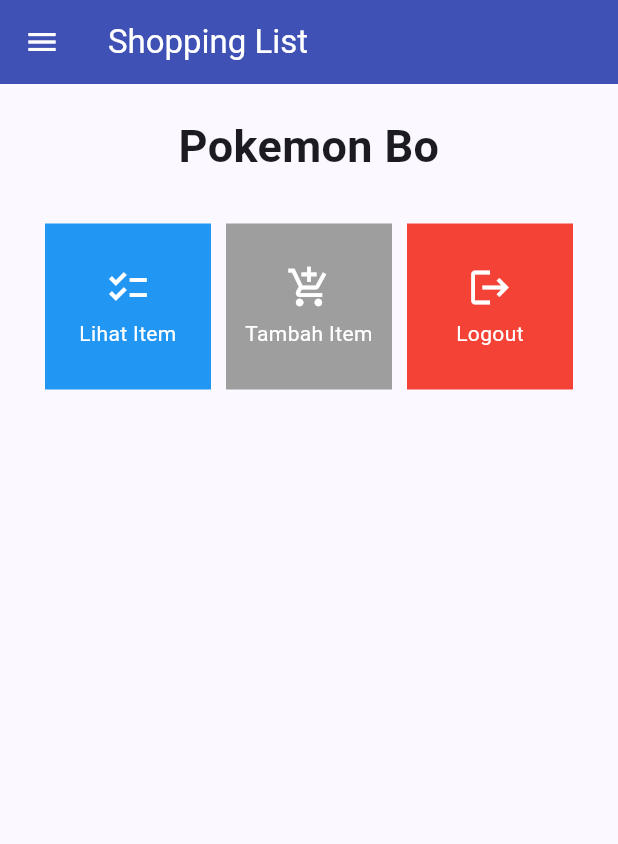
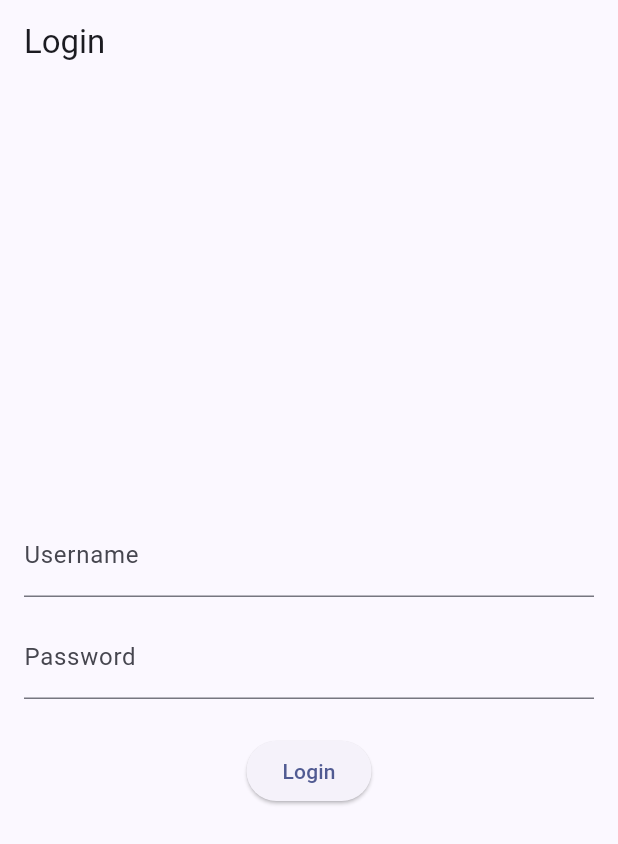
Before and after one commit to patrickSevans123/pokemon-bo-mobile, a Flutter app: the screen it shows after launch, on a phone screen of 412 x 824 dp. Shown: the top 844 px of the screen. Run offline on Flutter 3.47's test engine with Material 2 defaults, Android fonts, the light colour scheme and no system bars; missing offline and left inert: pbp_django_auth.

Commit message:
push tugas 9

```diff
--- a/lib/main.dart
+++ b/lib/main.dart
@@ -1,23 +1,30 @@
 import 'package:flutter/material.dart';
+import 'package:pbp_django_auth/pbp_django_auth.dart';
+import 'package:pokemon_bo/screens/login.dart';
 import 'package:pokemon_bo/screens/menu.dart';
+import 'package:provider/provider.dart';
 
 void main() {
   runApp(const MyApp());
 }
 
 class MyApp extends StatelessWidget {
-  const MyApp({super.key});
+    const MyApp({Key? key}) : super(key: key);
 
-  // This widget is the root of your application.
     @override
     Widget build(BuildContext context) {
-    return MaterialApp(
-        title: 'Flutter Demo',
+        return Provider(
+            create: (_) {
+                CookieRequest request = CookieRequest();
+                return request;
+            },
+            child: MaterialApp(
+                title: 'Flutter App',
                 theme: ThemeData(
                     colorScheme: ColorScheme.fromSeed(seedColor: Colors.indigo),
                     useMaterial3: true,
                 ),
-        home: MyHomePage()
+                home: const LoginPage()),
         );
     }
 }
--- /dev/null
+++ b/lib/screens/login.dart
@@ -0,0 +1,114 @@
+import 'package:pokemon_bo/screens/menu.dart';
+import 'package:flutter/material.dart';
+import 'package:pbp_django_auth/pbp_django_auth.dart';
+import 'package:provider/provider.dart';
+
+void main() {
+    runApp(const LoginApp());
+}
+
+class LoginApp extends StatelessWidget {
+const LoginApp({super.key});
+
+@override
+Widget build(BuildContext context) {
+    return MaterialApp(
+        title: 'Login',
+        theme: ThemeData(
+            primarySwatch: Colors.blue,
+    ),
+    home: const LoginPage(),
+    );
+    }
+}
+
+class LoginPage extends StatefulWidget {
+    const LoginPage({super.key});
+
+    @override
+    _LoginPageState createState() => _LoginPageState();
+}
+
+class _LoginPageState extends State<LoginPage> {
+    final TextEditingController _usernameController = TextEditingController();
+    final TextEditingController _passwordController = TextEditingController();
+
+    @override
+    Widget build(BuildContext context) {
+        final request = context.watch<CookieRequest>();
+        return Scaffold(
+            appBar: AppBar(
+                title: const Text('Login'),
+            ),
+            body: Container(
+                padding: const EdgeInsets.all(16.0),
+                child: Column(
+                    mainAxisAlignment: MainAxisAlignment.center,
+                    children: [
+                        TextField(
+                            controller: _usernameController,
+                            decoration: const InputDecoration(
+                                labelText: 'Username',
+                            ),
+                        ),
+                        const SizedBox(height: 12.0),
+                        TextField(
+                            controller: _passwordController,
+                            decoration: const InputDecoration(
+                                labelText: 'Password',
+                            ),
+                            obscureText: true,
+                        ),
+                        const SizedBox(height: 24.0),
+                        ElevatedButton(
+                            onPressed: () async {
+                                String username = _usernameController.text;
+                                String password = _passwordController.text;
+
+                                // Cek kredensial
+                                // TODO: Ganti URL dan jangan lupa tambahkan trailing slash (/) di akhir URL!
+                                // Untuk menyambungkan Android emulator dengan Django pada localhost,
+                                // gunakan URL http://10.0.2.2/
+                                final response = await request.login("https://patrick-samuel-tugas.pbp.cs.ui.ac.id/auth/login/", {
+                                'username': username,
+                                'password': password,
+                                });
+
+                                if (request.loggedIn) {
+                                    String message = response['message'];
+                                    String uname = response['username'];
+                                    Navigator.pushReplacement(
+                                        context,
+                                        MaterialPageRoute(builder: (context) => MyHomePage()),
+                                    );
+                                    ScaffoldMessenger.of(context)
+                                        ..hideCurrentSnackBar()
+                                        ..showSnackBar(
+                                            SnackBar(content: Text("$message Selamat datang, $uname.")));
+                                    } else {
+                                    showDialog(
+                                        context: context,
+                                        builder: (context) => AlertDialog(
+                                            title: const Text('Login Gagal'),
+                                            content:
+                                                Text(response['message']),
+                                            actions: [
+                                                TextButton(
+                                                    child: const Text('OK'),
+                                                    onPressed: () {
+                                                        Navigator.pop(context);
+                                                    },
+                                                ),
+                                            ],
+                                        ),
+                                    );
+                                }
+                            },
+                            child: const Text('Login'),
+                        ),
+                    ],
+                ),
+            ),
+        );
+    }
+}
--- a/lib/screens/menu.dart
+++ b/lib/screens/menu.dart
@@ -17,7 +17,7 @@
     return Scaffold(
       appBar: AppBar(
         title: const Text(
-          'Shopping List',
+          'Pokemon Bo',
         ),
         backgroundColor: Colors.indigo,
         foregroundColor: Colors.white,
--- a/pubspec.yaml
+++ b/pubspec.yaml
@@ -35,6 +35,9 @@
   # The following adds the Cupertino Icons font to your application.
   # Use with the CupertinoIcons class for iOS style icons.
   cupertino_icons: ^1.0.2
+  provider: ^6.1.1
+  pbp_django_auth: ^0.4.0
+  http: ^1.1.0
 
 dev_dependencies:
   flutter_test:
```
Also changed, not shown: lib/models/product.dart (added, +69 -0 lines), lib/screens/list_product.dart (added, +177 -0 lines), lib/screens/shoplist_form.dart (+60 -31 lines), lib/widgets/left_drawer.dart (+14 -2 lines), lib/widgets/shop_card.dart (+32 -5 lines), pubspec.lock, 3 other files. Lines whose indentation alone changed are shown as unchanged.
